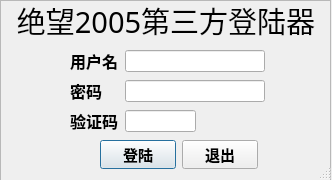
Above: LoginWidgetQt.ui from chenzhutian/myClientPyQt before the change. Below: the same form after it.
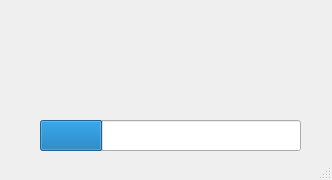
That is the form after the change. The open tabs and pages were chosen to show the change. Icons and pictures are not drawn.

```diff
--- a/LoginWidgetQt.ui
+++ b/LoginWidgetQt.ui
@@ -38,6 +38,28 @@
   <property name="modal">
    <bool>false</bool>
   </property>
+  <widget class="QStackedWidget" name="stackedWidget">
+   <property name="geometry">
+    <rect>
+     <x>0</x>
+     <y>0</y>
+     <width>331</width>
+     <height>191</height>
+    </rect>
+   </property>
+   <property name="minimumSize">
+    <size>
+     <width>331</width>
+     <height>191</height>
+    </size>
+   </property>
+   <property name="maximumSize">
+    <size>
+     <width>331</width>
+     <height>191</height>
+    </size>
+   </property>
+   <widget class="QWidget" name="page">
   <widget class="QFrame" name="LoginFrame">
    <property name="geometry">
     <rect>
@@ -253,6 +275,26 @@
    </widget>
   </widget>
  </widget>
+   <widget class="QWidget" name="page_2">
+    <widget class="QProgressBar" name="progressBar">
+     <property name="geometry">
+      <rect>
+       <x>40</x>
+       <y>120</y>
+       <width>261</width>
+       <height>31</height>
+      </rect>
+     </property>
+     <property name="value">
+      <number>24</number>
+     </property>
+     <property name="textVisible">
+      <bool>false</bool>
+     </property>
+    </widget>
+   </widget>
+  </widget>
+ </widget>
  <tabstops>
   <tabstop>userNameLineEdit</tabstop>
   <tabstop>userCodeLineEdit</tabstop>
```
Left out of the diff: 25 changed lines with no effect on the pictures. Lines whose indentation alone changed are shown as unchanged.
